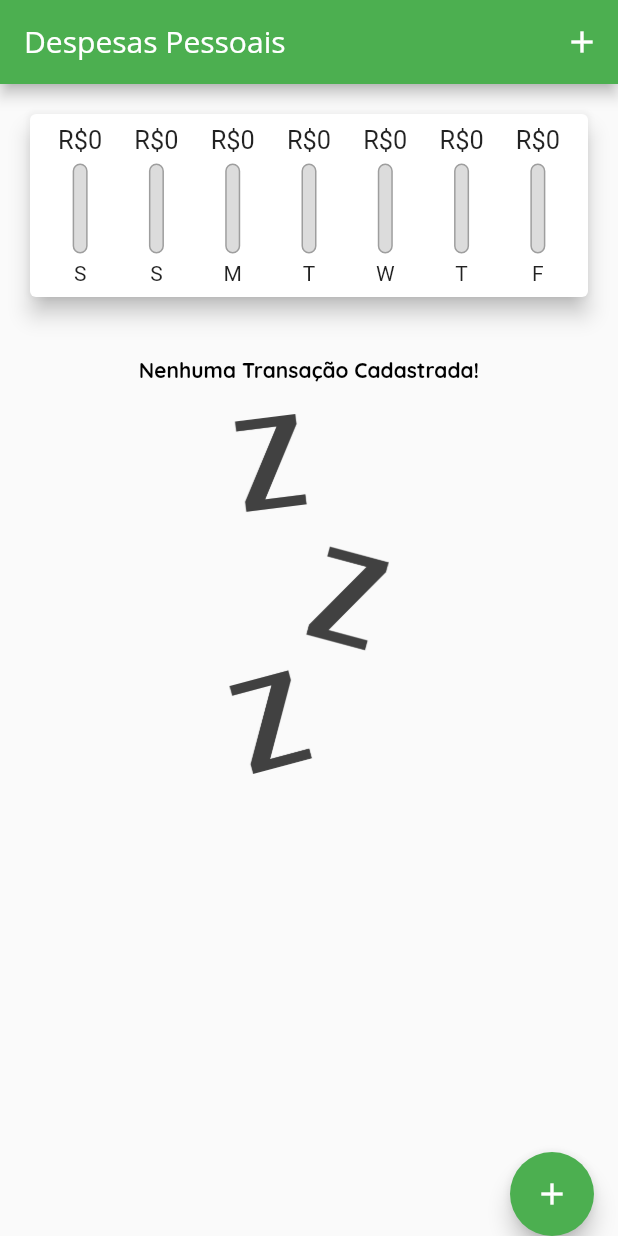
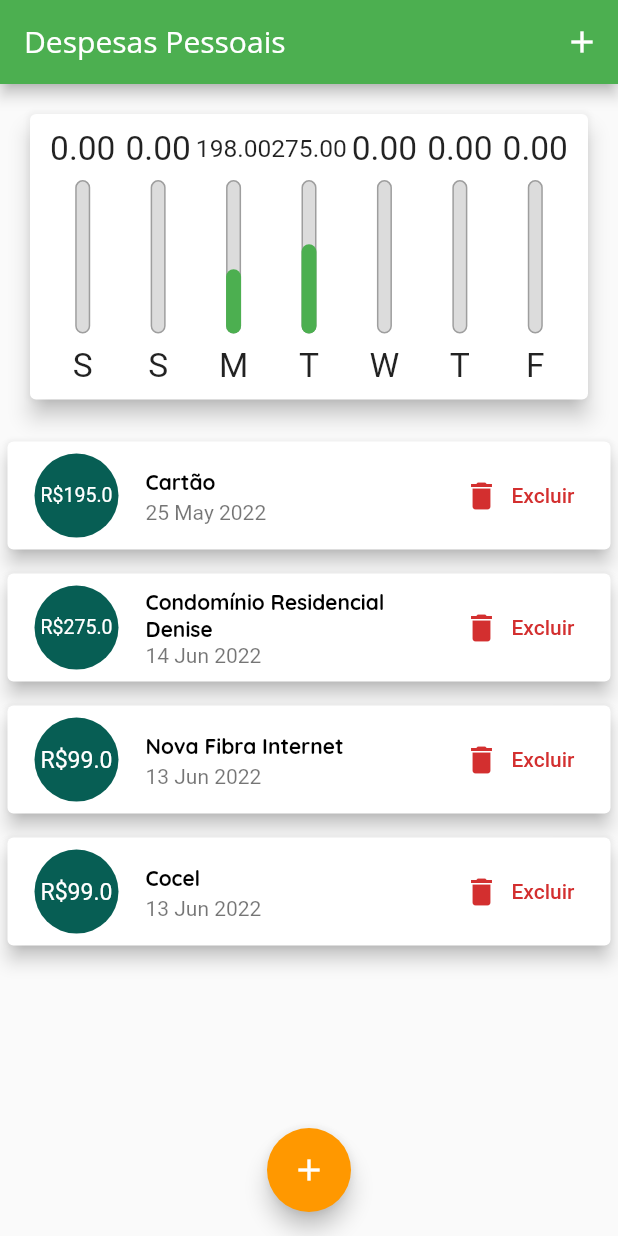
Before and after one commit to gvnfcosta/expenses, a Flutter app: the screen it shows after launch, on a phone screen of 412 x 824 dp. Run offline on Flutter 3.47's test engine with Material 2 defaults, Android fonts, the phone set to English and light mode, and no system bars.

```diff
--- a/lib/components/chart.dart
+++ b/lib/components/chart.dart
@@ -8,7 +8,7 @@ class Chart extends StatelessWidget {
 
   const Chart(this.recentTransaction, {Key? key}) : super(key: key);
 
-  List<Map<String, dynamic>> get groupedTransactions {
+  List<Map<String, Object>> get groupedTransactions {
     return List.generate(7, (index) {
       final weekDay = DateTime.now().subtract(
         Duration(days: index),
@@ -35,28 +35,28 @@ class Chart extends StatelessWidget {
 
   double get _weekTotalValue {
     return groupedTransactions.fold(0.0, (sum, tr) {
-      return sum + tr['value'];
+      return sum + (tr['value'] as double);
     });
   }
 
   @override
   Widget build(BuildContext context) {
-    groupedTransactions;
     return Card(
       elevation: 6,
       margin: const EdgeInsets.all(20),
       child: Padding(
-        padding: const EdgeInsets.all(8.0),
+        padding: const EdgeInsets.all(10),
         child: Row(
           mainAxisAlignment: MainAxisAlignment.spaceAround,
           children: groupedTransactions.map((tr) {
             return Flexible(
               fit: FlexFit.tight,
               child: ChartBar(
-                label: tr['day'],
-                value: tr['value'],
-                percentage:
-                    _weekTotalValue == 0 ? 0 : tr['value'] / _weekTotalValue,
+                label: tr['day'] as String,
+                value: tr['value'] as double,
+                percentage: _weekTotalValue == 0
+                    ? 0
+                    : (tr['value'] as double) / _weekTotalValue,
               ),
             );
           }).toList(),
--- a/lib/components/chart_bar.dart
+++ b/lib/components/chart_bar.dart
@@ -14,20 +14,19 @@ class ChartBar extends StatelessWidget {
 
   @override
   Widget build(BuildContext context) {
+    return LayoutBuilder(
+      builder: (ctx, constraints) {
         return Column(
           children: [
-        Container(
-          height: 20,
+            SizedBox(
+              height: constraints.maxHeight * 0.15,
               child: FittedBox(
-            child: Text(
-              'R\$${value!.toStringAsFixed(0)}',
-              style: const TextStyle(fontSize: 11),
+                child: Text('${value!.toStringAsFixed(2)}'),
               ),
             ),
-        ),
-        const SizedBox(height: 5),
+            SizedBox(height: constraints.maxHeight * 0.05),
             SizedBox(
-          height: 60,
+              height: constraints.maxHeight * 0.6,
               width: 10,
               child: Stack(
                 alignment: Alignment.bottomCenter,
@@ -36,7 +35,7 @@ class ChartBar extends StatelessWidget {
                     decoration: BoxDecoration(
                       border: Border.all(
                         color: Colors.grey,
-                    width: 1,
+                        width: 1.0,
                       ),
                       color: const Color.fromRGBO(220, 220, 220, 1),
                       borderRadius: BorderRadius.circular(5),
@@ -54,9 +53,16 @@ class ChartBar extends StatelessWidget {
                 ],
               ),
             ),
-        const SizedBox(height: 5),
-        Text(label!),
+            SizedBox(height: constraints.maxHeight * 0.05),
+            SizedBox(
+              height: constraints.maxHeight * 0.15,
+              child: FittedBox(
+                child: Text(label!),
+              ),
+            ),
           ],
+        );
+      },
     );
   }
 }
--- a/lib/components/transaction_form.dart
+++ b/lib/components/transaction_form.dart
@@ -13,7 +13,7 @@ class TransactionForm extends StatefulWidget {
 class _TransactionFormState extends State<TransactionForm> {
   final _titleController = TextEditingController();
   final _valueController = TextEditingController();
-  DateTime? _selectedDate; // = DateTime.now();
+  DateTime? _selectedDate = DateTime.now();
 
   _submitForm() {
     final title = _titleController.text;
@@ -30,7 +30,7 @@ class _TransactionFormState extends State<TransactionForm> {
     showDatePicker(
       context: context,
       initialDate: DateTime.now(),
-      firstDate: DateTime(2021),
+      firstDate: DateTime(2019),
       lastDate: DateTime.now(),
     ).then((pickedDate) {
       if (pickedDate == null) {
@@ -45,10 +45,16 @@ class _TransactionFormState extends State<TransactionForm> {
 
   @override
   Widget build(BuildContext context) {
-    return Card(
+    return SingleChildScrollView(
+      child: Card(
         elevation: 5,
         child: Padding(
-        padding: const EdgeInsets.all(2),
+          padding: EdgeInsets.only(
+            top: 10,
+            right: 10,
+            left: 10,
+            bottom: 10 + MediaQuery.of(context).viewInsets.bottom,
+          ),
           child: Column(
             children: [
               TextField(
@@ -83,7 +89,6 @@ class _TransactionFormState extends State<TransactionForm> {
                         'Selecionar Data',
                         style: TextStyle(
                           fontWeight: FontWeight.bold,
-                        //color: Colors.orange,
                         ),
                       ),
                       onPressed: _showDatePicker,
@@ -95,22 +100,20 @@ class _TransactionFormState extends State<TransactionForm> {
                 mainAxisAlignment: MainAxisAlignment.end,
                 children: <Widget>[
                   ElevatedButton(
-                  child: const Text(
-                    'Ok',
+                    child: Text(
+                      'Nova Transação',
                       style: TextStyle(
-                      color: Colors.white,
+                        color: Theme.of(context).textTheme.button?.color,
                       ),
                     ),
                     onPressed: _submitForm,
-                  //style: ElevatedButton.styleFrom(
-                  //primary: Colors.orange,
-                  //),
-                )
+                  ),
                 ],
               ),
             ],
           ),
         ),
+      ),
     );
   }
 }
--- a/lib/components/transaction_list.dart
+++ b/lib/components/transaction_list.dart
@@ -11,27 +11,26 @@ class TransactionList extends StatelessWidget {
 
   @override
   Widget build(BuildContext context) {
-    return SizedBox(
-      height: 420,
-      child: transactions.isEmpty
-          ? Column(
+    return transactions.isEmpty
+        ? LayoutBuilder(builder: (ctx, constraints) {
+            return Column(
               children: [
                 const SizedBox(height: 20),
                 Text(
                   'Nenhuma Transação Cadastrada!',
                   style: Theme.of(context).textTheme.headline6,
                 ),
-                const SizedBox(height: 20),
+                const SizedBox(height: 40),
                 SizedBox(
-                  height: 240,
-                  width: 200,
+                  height: constraints.maxHeight * 0.6,
                   child: Image.asset(
                     'assets/images/waiting.png',
-                    fit: BoxFit.contain,
+                    fit: BoxFit.cover,
                   ),
                 ),
               ],
-            )
+            );
+          })
         : ListView.builder(
             itemCount: transactions.length,
             itemBuilder: (ctx, index) {
@@ -39,25 +38,21 @@ class TransactionList extends StatelessWidget {
               return Card(
                 elevation: 5,
                 margin: const EdgeInsets.symmetric(
-                    vertical: 5,
+                  vertical: 8,
                   horizontal: 5,
                 ),
                 child: ListTile(
-                    leading: Container(
-                      height: 35,
-                      decoration: BoxDecoration(
-                        shape: BoxShape.rectangle,
-                        color: Colors.orange,
-                        //border: Border.all(color: Colors.black),
-                        borderRadius: BorderRadius.circular(8),
-                      ),
-                      padding: const EdgeInsets.all(7),
+                  leading: CircleAvatar(
+                    backgroundColor: Color(0xff075E54),
+                    radius: 30,
+                    child: Padding(
+                      padding: const EdgeInsets.all(6),
                       child: FittedBox(
                         child: Text(
-                          'R\$ ${tr.value.toStringAsFixed(2)}',
+                          'R\$${tr.value}',
                           style: const TextStyle(
                             color: Colors.white,
-                            fontSize: 2,
+                          ),
                         ),
                       ),
                     ),
@@ -68,11 +63,18 @@ class TransactionList extends StatelessWidget {
                   ),
                   subtitle: Text(
                     DateFormat('d MMM y').format(tr.date),
-                      style: const TextStyle(
-                        fontSize: 12,
                   ),
-                    ),
-                    trailing: IconButton(
+                  trailing: MediaQuery.of(context).size.width > 400
+                      ? TextButton.icon(
+                          onPressed: () => onRemove(tr.id),
+                          icon: Icon(Icons.delete,
+                              color: Theme.of(context).errorColor),
+                          label: Text(
+                            'Excluir',
+                            style:
+                                TextStyle(color: Theme.of(context).errorColor),
+                          ))
+                      : IconButton(
                           icon: const Icon(Icons.delete),
                           color: Theme.of(context).errorColor,
                           onPressed: () => onRemove(tr.id),
@@ -80,7 +82,6 @@ class TransactionList extends StatelessWidget {
                 ),
               );
             },
-            ),
           );
   }
 }
--- a/lib/main.dart
+++ b/lib/main.dart
@@ -1,11 +1,10 @@
 import 'package:expenses/components/chart.dart';
 import 'package:flutter/material.dart';
 import 'dart:math';
+import 'dart:io';
 import 'components/transaction_form.dart';
 import 'components/transaction_list.dart';
-import 'components/chart.dart';
 import 'models/transaction.dart';
-import 'package:intl/intl.dart';
 
 main() => runApp(const ExpensesApp());
 
@@ -52,7 +51,7 @@ class MyHomePage extends StatefulWidget {
 
 class _MyHomePageState extends State<MyHomePage> {
   final List<Transaction> _transactions = [
-/*    Transaction(
+    Transaction(
       id: 't0',
       title: 'Cartão',
       value: 195.00,
@@ -71,12 +70,20 @@ class _MyHomePageState extends State<MyHomePage> {
       value: 99.00,
       date: DateTime.now().subtract(const Duration(days: 4)),
     ),
-  */
+    Transaction(
+      id: 't3',
+      title: 'Cocel',
+      value: 99.00,
+      date: DateTime.now().subtract(const Duration(days: 4)),
+    ),
   ];
+  bool _showChart = false;
 
   List<Transaction> get _recentTransactions {
     return _transactions.where((tr) {
-      return tr.date.isAfter(DateTime.now().subtract(const Duration(days: 7)));
+      return tr.date.isAfter(DateTime.now().subtract(
+        const Duration(days: 7),
+      ));
     }).toList();
   }
 
@@ -98,7 +105,6 @@ class _MyHomePageState extends State<MyHomePage> {
   _removeTransaction(String id) {
     setState(() {
       _transactions.removeWhere((tr) => tr.id == id);
-      // é igual a {(return tr.id == id});
     });
   }
 
@@ -113,35 +119,72 @@ class _MyHomePageState extends State<MyHomePage> {
 
   @override
   Widget build(BuildContext context) {
-    return Scaffold(
-      appBar: AppBar(
+    final mediaQuery = MediaQuery.of(context);
+    bool islandscape = mediaQuery.orientation == Orientation.landscape;
+
+    final appBar = AppBar(
       title: const Text('Despesas Pessoais'),
-/*        titleTextStyle: TextStyle(
-          fontFamily: 'OpenaSans',
-        ),
-*/
-        actions: <Widget>[
+      actions: [
+        if (islandscape)
+          IconButton(
+              icon: Icon(_showChart ? Icons.list : Icons.show_chart),
+              onPressed: () {
+                setState(() {
+                  _showChart = !_showChart;
+                });
+              }),
         IconButton(
           icon: const Icon(Icons.add),
           onPressed: () => _openTransactionFormModal(context),
         ),
       ],
-      ),
+    );
+
+    final availableHeight = mediaQuery.size.height -
+        appBar.preferredSize.height -
+        mediaQuery.padding.top;
+
+    return Scaffold(
+      appBar: appBar,
       body: SingleChildScrollView(
         child: Column(
           crossAxisAlignment: CrossAxisAlignment.stretch,
-          children: <Widget>[
-            Chart(_recentTransactions),
-            TransactionList(_transactions, _removeTransaction),
+          children: [
+            if (islandscape)
+              Row(
+                mainAxisAlignment: MainAxisAlignment.center,
+                children: [
+                  const Text('Exibir Gráfico'),
+                  Switch.adaptive(
+                      activeColor: Theme.of(context).colorScheme.secondary,
+                      value: _showChart,
+                      onChanged: (value) {
+                        setState(() {
+                          _showChart = value;
+                        });
+                      }),
+                ],
+              ),
+            if (_showChart || !islandscape)
+              SizedBox(
+                height: availableHeight * (islandscape ? 0.8 : 0.30),
+                child: Chart(_recentTransactions),
+              ),
+            if (!_showChart || !islandscape)
+              SizedBox(
+                height: availableHeight * (islandscape ? 1 : 0.8),
+                child: TransactionList(_transactions, _removeTransaction),
+              ),
           ],
         ),
       ),
-      floatingActionButton: FloatingActionButton(
+      floatingActionButton: Platform.isIOS
+          ? Container()
+          : FloatingActionButton(
               child: const Icon(Icons.add),
               onPressed: () => _openTransactionFormModal(context),
-        backgroundColor: Colors.green,
             ),
-      floatingActionButtonLocation: FloatingActionButtonLocation.endDocked,
+      floatingActionButtonLocation: FloatingActionButtonLocation.centerFloat,
     );
   }
 }
```
Also changed, not shown: lib/components/adaptative_date_picker.dart (added). Lines whose indentation alone changed are shown as unchanged.
